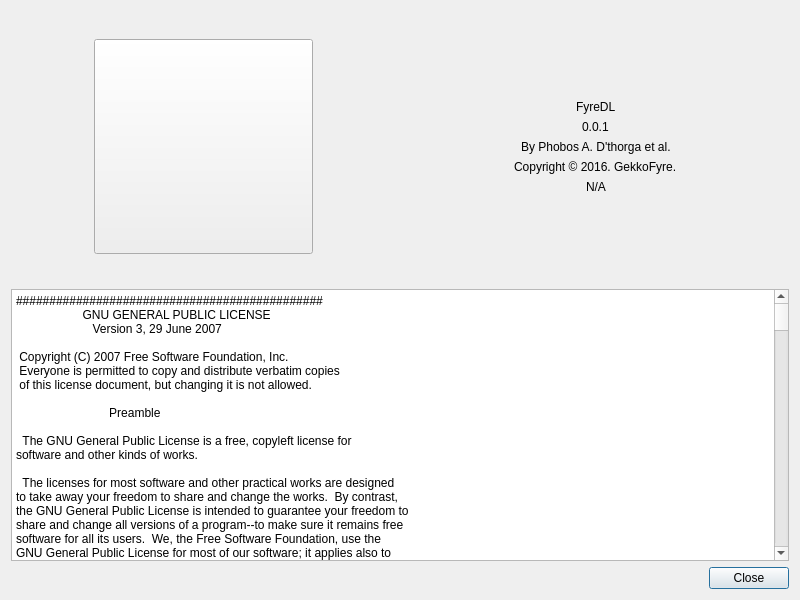
The window that src/gui/about.ui (GekkoFyre/FyreDL) describes before a commit, drawn with Qt 5.
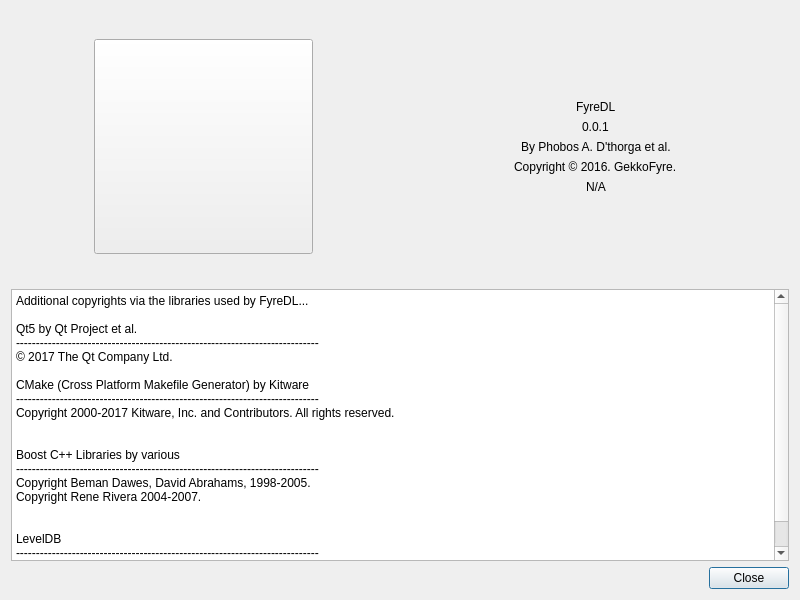
The same window after the commit. Icons and pictures are not drawn.

Commit message: * Made a few changes to the credits and reporting on what other libraries are used. More work on this is required.

Diff of the .ui file:
```diff
--- a/src/gui/about.ui
+++ b/src/gui/about.ui
@@ -123,712 +123,26 @@
        <item>
         <widget class="QPlainTextEdit" name="licensePlainTextEdit">
          <property name="plainText">
-          <string>##############################################
-                    GNU GENERAL PUBLIC LICENSE
-                       Version 3, 29 June 2007
+          <string>Additional copyrights via the libraries used by FyreDL...
 
- Copyright (C) 2007 Free Software Foundation, Inc. &lt;http://fsf.org/&gt;
- Everyone is permitted to copy and distribute verbatim copies
- of this license document, but changing it is not allowed.
+Qt5 by Qt Project et al.
+----------------------------------------------------------------------------
+© 2017 The Qt Company Ltd.
 
-                            Preamble
+CMake (Cross Platform Makefile Generator) by Kitware
+----------------------------------------------------------------------------
+Copyright 2000-2017 Kitware, Inc. and Contributors. All rights reserved.
 
-  The GNU General Public License is a free, copyleft license for
-software and other kinds of works.
 
-  The licenses for most software and other practical works are designed
-to take away your freedom to share and change the works.  By contrast,
-the GNU General Public License is intended to guarantee your freedom to
-share and change all versions of a program--to make sure it remains free
-software for all its users.  We, the Free Software Foundation, use the
-GNU General Public License for most of our software; it applies also to
-any other work released this way by its authors.  You can apply it to
-your programs, too.
+Boost C++ Libraries by various
+----------------------------------------------------------------------------
+Copyright Beman Dawes, David Abrahams, 1998-2005.
+Copyright Rene Rivera 2004-2007.
 
-  When we speak of free software, we are referring to freedom, not
-price.  Our General Public Licenses are designed to make sure that you
-have the freedom to distribute copies of free software (and charge for
-them if you wish), that you receive source code or can get it if you
-want it, that you can change the software or use pieces of it in new
-free programs, and that you know you can do these things.
 
-  To protect your rights, we need to prevent others from denying you
-these rights or asking you to surrender the rights.  Therefore, you have
-certain responsibilities if you distribute copies of the software, or if
-you modify it: responsibilities to respect the freedom of others.
-
-  For example, if you distribute copies of such a program, whether
-gratis or for a fee, you must pass on to the recipients the same
-freedoms that you received.  You must make sure that they, too, receive
-or can get the source code.  And you must show them these terms so they
-know their rights.
-
-  Developers that use the GNU GPL protect your rights with two steps:
-(1) assert copyright on the software, and (2) offer you this License
-giving you legal permission to copy, distribute and/or modify it.
-
-  For the developers' and authors' protection, the GPL clearly explains
-that there is no warranty for this free software.  For both users' and
-authors' sake, the GPL requires that modified versions be marked as
-changed, so that their problems will not be attributed erroneously to
-authors of previous versions.
-
-  Some devices are designed to deny users access to install or run
-modified versions of the software inside them, although the manufacturer
-can do so.  This is fundamentally incompatible with the aim of
-protecting users' freedom to change the software.  The systematic
-pattern of such abuse occurs in the area of products for individuals to
-use, which is precisely where it is most unacceptable.  Therefore, we
-have designed this version of the GPL to prohibit the practice for those
-products.  If such problems arise substantially in other domains, we
-stand ready to extend this provision to those domains in future versions
-of the GPL, as needed to protect the freedom of users.
-
-  Finally, every program is threatened constantly by software patents.
-States should not allow patents to restrict development and use of
-software on general-purpose computers, but in those that do, we wish to
-avoid the special danger that patents applied to a free program could
-make it effectively proprietary.  To prevent this, the GPL assures that
-patents cannot be used to render FyreDL non-free.
-
-  The precise terms and conditions for copying, distribution and
-modification follow.
-
-                       TERMS AND CONDITIONS
-
-  0. Definitions.
-
-  &quot;This License&quot; refers to version 3 of the GNU General Public License.
-
-  &quot;Copyright&quot; also means copyright-like laws that apply to other kinds of
-works, such as semiconductor masks.
-
-  &quot;FyreDL&quot; refers to any copyrightable work licensed under this
-License.  Each licensee is addressed as &quot;you&quot;.  &quot;Licensees&quot; and
-&quot;recipients&quot; may be individuals or organizations.
-
-  To &quot;modify&quot; a work means to copy from or adapt all or part of the work
-in a fashion requiring copyright permission, other than the making of an
-exact copy.  The resulting work is called a &quot;modified version&quot; of the
-earlier work or a work &quot;based on&quot; the earlier work.
-
-  A &quot;covered work&quot; means either the unmodified Program or a work based
-on FyreDL.
-
-  To &quot;propagate&quot; a work means to do anything with it that, without
-permission, would make you directly or secondarily liable for
-infringement under applicable copyright law, except executing it on a
-computer or modifying a private copy.  Propagation includes copying,
-distribution (with or without modification), making available to the
-public, and in some countries other activities as well.
-
-  To &quot;convey&quot; a work means any kind of propagation that enables other
-parties to make or receive copies.  Mere interaction with a user through
-a computer network, with no transfer of a copy, is not conveying.
-
-  An interactive user interface displays &quot;Appropriate Legal Notices&quot;
-to the extent that it includes a convenient and prominently visible
-feature that (1) displays an appropriate copyright notice, and (2)
-tells the user that there is no warranty for the work (except to the
-extent that warranties are provided), that licensees may convey the
-work under this License, and how to view a copy of this License.  If
-the interface presents a list of user commands or options, such as a
-menu, a prominent item in the list meets this criterion.
-
-  1. Source Code.
-
-  The &quot;source code&quot; for a work means the preferred form of the work
-for making modifications to it.  &quot;Object code&quot; means any non-source
-form of a work.
-
-  A &quot;Standard Interface&quot; means an interface that either is an official
-standard defined by a recognized standards body, or, in the case of
-interfaces specified for a particular programming language, one that
-is widely used among developers working in that language.
-
-  The &quot;System Libraries&quot; of an executable work include anything, other
-than the work as a whole, that (a) is included in the normal form of
-packaging a Major Component, but which is not part of that Major
-Component, and (b) serves only to enable use of the work with that
-Major Component, or to implement a Standard Interface for which an
-implementation is available to the public in source code form.  A
-&quot;Major Component&quot;, in this context, means a major essential component
-(kernel, window system, and so on) of the specific operating system
-(if any) on which the executable work runs, or a compiler used to
-produce the work, or an object code interpreter used to run it.
-
-  The &quot;Corresponding Source&quot; for a work in object code form means all
-the source code needed to generate, install, and (for an executable
-work) run the object code and to modify the work, including scripts to
-control those activities.  However, it does not include the work's
-System Libraries, or general-purpose tools or generally available free
-programs which are used unmodified in performing those activities but
-which are not part of the work.  For example, Corresponding Source
-includes interface definition files associated with source files for
-the work, and the source code for shared libraries and dynamically
-linked subprograms that the work is specifically designed to require,
-such as by intimate data communication or control flow between those
-subprograms and other parts of the work.
-
-  The Corresponding Source need not include anything that users
-can regenerate automatically from other parts of the Corresponding
-Source.
-
-  The Corresponding Source for a work in source code form is that
-same work.
-
-  2. Basic Permissions.
-
-  All rights granted under this License are granted for the term of
-copyright on FyreDL, and are irrevocable provided the stated
-conditions are met.  This License explicitly affirms your unlimited
-permission to run the unmodified Program.  The output from running a
-covered work is covered by this License only if the output, given its
-content, constitutes a covered work.  This License acknowledges your
-rights of fair use or other equivalent, as provided by copyright law.
-
-  You may make, run and propagate covered works that you do not
-convey, without conditions so long as your license otherwise remains
-in force.  You may convey covered works to others for the sole purpose
-of having them make modifications exclusively for you, or provide you
-with facilities for running those works, provided that you comply with
-the terms of this License in conveying all material for which you do
-not control copyright.  Those thus making or running the covered works
-for you must do so exclusively on your behalf, under your direction
-and control, on terms that prohibit them from making any copies of
-your copyrighted material outside their relationship with you.
-
-  Conveying under any other circumstances is permitted solely under
-the conditions stated below.  Sublicensing is not allowed; section 10
-makes it unnecessary.
-
-  3. Protecting Users' Legal Rights From Anti-Circumvention Law.
-
-  No covered work shall be deemed part of an effective technological
-measure under any applicable law fulfilling obligations under article
-11 of the WIPO copyright treaty adopted on 20 December 1996, or
-similar laws prohibiting or restricting circumvention of such
-measures.
-
-  When you convey a covered work, you waive any legal power to forbid
-circumvention of technological measures to the extent such circumvention
-is effected by exercising rights under this License with respect to
-the covered work, and you disclaim any intention to limit operation or
-modification of the work as a means of enforcing, against the work's
-users, your or third parties' legal rights to forbid circumvention of
-technological measures.
-
-  4. Conveying Verbatim Copies.
-
-  You may convey verbatim copies of FyreDL's source code as you
-receive it, in any medium, provided that you conspicuously and
-appropriately publish on each copy an appropriate copyright notice;
-keep intact all notices stating that this License and any
-non-permissive terms added in accord with section 7 apply to the code;
-keep intact all notices of the absence of any warranty; and give all
-recipients a copy of this License along with FyreDL.
-
-  You may charge any price or no price for each copy that you convey,
-and you may offer support or warranty protection for a fee.
-
-  5. Conveying Modified Source Versions.
-
-  You may convey a work based on FyreDL, or the modifications to
-produce it from FyreDL, in the form of source code under the
-terms of section 4, provided that you also meet all of these conditions:
-
-    a) The work must carry prominent notices stating that you modified
-    it, and giving a relevant date.
-
-    b) The work must carry prominent notices stating that it is
-    released under this License and any conditions added under section
-    7.  This requirement modifies the requirement in section 4 to
-    &quot;keep intact all notices&quot;.
-
-    c) You must license the entire work, as a whole, under this
-    License to anyone who comes into possession of a copy.  This
-    License will therefore apply, along with any applicable section 7
-    additional terms, to the whole of the work, and all its parts,
-    regardless of how they are packaged.  This License gives no
-    permission to license the work in any other way, but it does not
-    invalidate such permission if you have separately received it.
-
-    d) If the work has interactive user interfaces, each must display
-    Appropriate Legal Notices; however, if FyreDL has interactive
-    interfaces that do not display Appropriate Legal Notices, your
-    work need not make them do so.
-
-  A compilation of a covered work with other separate and independent
-works, which are not by their nature extensions of the covered work,
-and which are not combined with it such as to form a larger program,
-in or on a volume of a storage or distribution medium, is called an
-&quot;aggregate&quot; if the compilation and its resulting copyright are not
-used to limit the access or legal rights of the compilation's users
-beyond what the individual works permit.  Inclusion of a covered work
-in an aggregate does not cause this License to apply to the other
-parts of the aggregate.
-
-  6. Conveying Non-Source Forms.
-
-  You may convey a covered work in object code form under the terms
-of sections 4 and 5, provided that you also convey the
-machine-readable Corresponding Source under the terms of this License,
-in one of these ways:
-
-    a) Convey the object code in, or embodied in, a physical product
-    (including a physical distribution medium), accompanied by the
-    Corresponding Source fixed on a durable physical medium
-    customarily used for software interchange.
-
-    b) Convey the object code in, or embodied in, a physical product
-    (including a physical distribution medium), accompanied by a
-    written offer, valid for at least three years and valid for as
-    long as you offer spare parts or customer support for that product
-    model, to give anyone who possesses the object code either (1) a
-    copy of the Corresponding Source for all the software in the
-    product that is covered by this License, on a durable physical
-    medium customarily used for software interchange, for a price no
-    more than your reasonable cost of physically performing this
-    conveying of source, or (2) access to copy the
-    Corresponding Source from a network server at no charge.
-
-    c) Convey individual copies of the object code with a copy of the
-    written offer to provide the Corresponding Source.  This
-    alternative is allowed only occasionally and noncommercially, and
-    only if you received the object code with such an offer, in accord
-    with subsection 6b.
-
-    d) Convey the object code by offering access from a designated
-    place (gratis or for a charge), and offer equivalent access to the
-    Corresponding Source in the same way through the same place at no
-    further charge.  You need not require recipients to copy the
-    Corresponding Source along with the object code.  If the place to
-    copy the object code is a network server, the Corresponding Source
-    may be on a different server (operated by you or a third party)
-    that supports equivalent copying facilities, provided you maintain
-    clear directions next to the object code saying where to find the
-    Corresponding Source.  Regardless of what server hosts the
-    Corresponding Source, you remain obligated to ensure that it is
-    available for as long as needed to satisfy these requirements.
-
-    e) Convey the object code using peer-to-peer transmission, provided
-    you inform other peers where the object code and Corresponding
-    Source of the work are being offered to the general public at no
-    charge under subsection 6d.
-
-  A separable portion of the object code, whose source code is excluded
-from the Corresponding Source as a System Library, need not be
-included in conveying the object code work.
-
-  A &quot;User Product&quot; is either (1) a &quot;consumer product&quot;, which means any
-tangible personal property which is normally used for personal, family,
-or household purposes, or (2) anything designed or sold for incorporation
-into a dwelling.  In determining whether a product is a consumer product,
-doubtful cases shall be resolved in favor of coverage.  For a particular
-product received by a particular user, &quot;normally used&quot; refers to a
-typical or common use of that class of product, regardless of the status
-of the particular user or of the way in which the particular user
-actually uses, or expects or is expected to use, the product.  A product
-is a consumer product regardless of whether the product has substantial
-commercial, industrial or non-consumer uses, unless such uses represent
-the only significant mode of use of the product.
-
-  &quot;Installation Information&quot; for a User Product means any methods,
-procedures, authorization keys, or other information required to install
-and execute modified versions of a covered work in that User Product from
-a modified version of its Corresponding Source.  The information must
-suffice to ensure that the continued functioning of the modified object
-code is in no case prevented or interfered with solely because
-modification has been made.
-
-  If you convey an object code work under this section in, or with, or
-specifically for use in, a User Product, and the conveying occurs as
-part of a transaction in which the right of possession and use of the
-User Product is transferred to the recipient in perpetuity or for a
-fixed term (regardless of how the transaction is characterized), the
-Corresponding Source conveyed under this section must be accompanied
-by the Installation Information.  But this requirement does not apply
-if neither you nor any third party retains the ability to install
-modified object code on the User Product (for example, the work has
-been installed in ROM).
-
-  The requirement to provide Installation Information does not include a
-requirement to continue to provide support service, warranty, or updates
-for a work that has been modified or installed by the recipient, or for
-the User Product in which it has been modified or installed.  Access to a
-network may be denied when the modification itself materially and
-adversely affects the operation of the network or violates the rules and
-protocols for communication across the network.
-
-  Corresponding Source conveyed, and Installation Information provided,
-in accord with this section must be in a format that is publicly
-documented (and with an implementation available to the public in
-source code form), and must require no special password or key for
-unpacking, reading or copying.
-
-  7. Additional Terms.
-
-  &quot;Additional permissions&quot; are terms that supplement the terms of this
-License by making exceptions from one or more of its conditions.
-Additional permissions that are applicable to the entire Program shall
-be treated as though they were included in this License, to the extent
-that they are valid under applicable law.  If additional permissions
-apply only to part of FyreDL, that part may be used separately
-under those permissions, but the entire Program remains governed by
-this License without regard to the additional permissions.
-
-  When you convey a copy of a covered work, you may at your option
-remove any additional permissions from that copy, or from any part of
-it.  (Additional permissions may be written to require their own
-removal in certain cases when you modify the work.)  You may place
-additional permissions on material, added by you to a covered work,
-for which you have or can give appropriate copyright permission.
-
-  Notwithstanding any other provision of this License, for material you
-add to a covered work, you may (if authorized by the copyright holders of
-that material) supplement the terms of this License with terms:
-
-    a) Disclaiming warranty or limiting liability differently from the
-    terms of sections 15 and 16 of this License; or
-
-    b) Requiring preservation of specified reasonable legal notices or
-    author attributions in that material or in the Appropriate Legal
-    Notices displayed by works containing it; or
-
-    c) Prohibiting misrepresentation of the origin of that material, or
-    requiring that modified versions of such material be marked in
-    reasonable ways as different from the original version; or
-
-    d) Limiting the use for publicity purposes of names of licensors or
-    authors of the material; or
-
-    e) Declining to grant rights under trademark law for use of some
-    trade names, trademarks, or service marks; or
-
-    f) Requiring indemnification of licensors and authors of that
-    material by anyone who conveys the material (or modified versions of
-    it) with contractual assumptions of liability to the recipient, for
-    any liability that these contractual assumptions directly impose on
-    those licensors and authors.
-
-  All other non-permissive additional terms are considered &quot;further
-restrictions&quot; within the meaning of section 10.  If FyreDL as you
-received it, or any part of it, contains a notice stating that it is
-governed by this License along with a term that is a further
-restriction, you may remove that term.  If a license document contains
-a further restriction but permits relicensing or conveying under this
-License, you may add to a covered work material governed by the terms
-of that license document, provided that the further restriction does
-not survive such relicensing or conveying.
-
-  If you add terms to a covered work in accord with this section, you
-must place, in the relevant source files, a statement of the
-additional terms that apply to those files, or a notice indicating
-where to find the applicable terms.
-
-  Additional terms, permissive or non-permissive, may be stated in the
-form of a separately written license, or stated as exceptions;
-the above requirements apply either way.
-
-  8. Termination.
-
-  You may not propagate or modify a covered work except as expressly
-provided under this License.  Any attempt otherwise to propagate or
-modify it is void, and will automatically terminate your rights under
-this License (including any patent licenses granted under the third
-paragraph of section 11).
-
-  However, if you cease all violation of this License, then your
-license from a particular copyright holder is reinstated (a)
-provisionally, unless and until the copyright holder explicitly and
-finally terminates your license, and (b) permanently, if the copyright
-holder fails to notify you of the violation by some reasonable means
-prior to 60 days after the cessation.
-
-  Moreover, your license from a particular copyright holder is
-reinstated permanently if the copyright holder notifies you of the
-violation by some reasonable means, this is the first time you have
-received notice of violation of this License (for any work) from that
-copyright holder, and you cure the violation prior to 30 days after
-your receipt of the notice.
-
-  Termination of your rights under this section does not terminate the
-licenses of parties who have received copies or rights from you under
-this License.  If your rights have been terminated and not permanently
-reinstated, you do not qualify to receive new licenses for the same
-material under section 10.
-
-  9. Acceptance Not Required for Having Copies.
-
-  You are not required to accept this License in order to receive or
-run a copy of FyreDL.  Ancillary propagation of a covered work
-occurring solely as a consequence of using peer-to-peer transmission
-to receive a copy likewise does not require acceptance.  However,
-nothing other than this License grants you permission to propagate or
-modify any covered work.  These actions infringe copyright if you do
-not accept this License.  Therefore, by modifying or propagating a
-covered work, you indicate your acceptance of this License to do so.
-
-  10. Automatic Licensing of Downstream Recipients.
-
-  Each time you convey a covered work, the recipient automatically
-receives a license from the original licensors, to run, modify and
-propagate that work, subject to this License.  You are not responsible
-for enforcing compliance by third parties with this License.
-
-  An &quot;entity transaction&quot; is a transaction transferring control of an
-organization, or substantially all assets of one, or subdividing an
-organization, or merging organizations.  If propagation of a covered
-work results from an entity transaction, each party to that
-transaction who receives a copy of the work also receives whatever
-licenses to the work the party's predecessor in interest had or could
-give under the previous paragraph, plus a right to possession of the
-Corresponding Source of the work from the predecessor in interest, if
-the predecessor has it or can get it with reasonable efforts.
-
-  You may not impose any further restrictions on the exercise of the
-rights granted or affirmed under this License.  For example, you may
-not impose a license fee, royalty, or other charge for exercise of
-rights granted under this License, and you may not initiate litigation
-(including a cross-claim or counterclaim in a lawsuit) alleging that
-any patent claim is infringed by making, using, selling, offering for
-sale, or importing FyreDL or any portion of it.
-
-  11. Patents.
-
-  A &quot;contributor&quot; is a copyright holder who authorizes use under this
-License of FyreDL or a work on which FyreDL is based.  The
-work thus licensed is called the contributor's &quot;contributor version&quot;.
-
-  A contributor's &quot;essential patent claims&quot; are all patent claims
-owned or controlled by the contributor, whether already acquired or
-hereafter acquired, that would be infringed by some manner, permitted
-by this License, of making, using, or selling its contributor version,
-but do not include claims that would be infringed only as a
-consequence of further modification of the contributor version.  For
-purposes of this definition, &quot;control&quot; includes the right to grant
-patent sublicenses in a manner consistent with the requirements of
-this License.
-
-  Each contributor grants you a non-exclusive, worldwide, royalty-free
-patent license under the contributor's essential patent claims, to
-make, use, sell, offer for sale, import and otherwise run, modify and
-propagate the contents of its contributor version.
-
-  In the following three paragraphs, a &quot;patent license&quot; is any express
-agreement or commitment, however denominated, not to enforce a patent
-(such as an express permission to practice a patent or covenant not to
-sue for patent infringement).  To &quot;grant&quot; such a patent license to a
-party means to make such an agreement or commitment not to enforce a
-patent against the party.
-
-  If you convey a covered work, knowingly relying on a patent license,
-and the Corresponding Source of the work is not available for anyone
-to copy, free of charge and under the terms of this License, through a
-publicly available network server or other readily accessible means,
-then you must either (1) cause the Corresponding Source to be so
-available, or (2) arrange to deprive yourself of the benefit of the
-patent license for this particular work, or (3) arrange, in a manner
-consistent with the requirements of this License, to extend the patent
-license to downstream recipients.  &quot;Knowingly relying&quot; means you have
-actual knowledge that, but for the patent license, your conveying the
-covered work in a country, or your recipient's use of the covered work
-in a country, would infringe one or more identifiable patents in that
-country that you have reason to believe are valid.
-
-  If, pursuant to or in connection with a single transaction or
-arrangement, you convey, or propagate by procuring conveyance of, a
-covered work, and grant a patent license to some of the parties
-receiving the covered work authorizing them to use, propagate, modify
-or convey a specific copy of the covered work, then the patent license
-you grant is automatically extended to all recipients of the covered
-work and works based on it.
-
-  A patent license is &quot;discriminatory&quot; if it does not include within
-the scope of its coverage, prohibits the exercise of, or is
-conditioned on the non-exercise of one or more of the rights that are
-specifically granted under this License.  You may not convey a covered
-work if you are a party to an arrangement with a third party that is
-in the business of distributing software, under which you make payment
-to the third party based on the extent of your activity of conveying
-the work, and under which the third party grants, to any of the
-parties who would receive the covered work from you, a discriminatory
-patent license (a) in connection with copies of the covered work
-conveyed by you (or copies made from those copies), or (b) primarily
-for and in connection with specific products or compilations that
-contain the covered work, unless you entered into that arrangement,
-or that patent license was granted, prior to 28 March 2007.
-
-  Nothing in this License shall be construed as excluding or limiting
-any implied license or other defenses to infringement that may
-otherwise be available to you under applicable patent law.
-
-  12. No Surrender of Others' Freedom.
-
-  If conditions are imposed on you (whether by court order, agreement or
-otherwise) that contradict the conditions of this License, they do not
-excuse you from the conditions of this License.  If you cannot convey a
-covered work so as to satisfy simultaneously your obligations under this
-License and any other pertinent obligations, then as a consequence you may
-not convey it at all.  For example, if you agree to terms that obligate you
-to collect a royalty for further conveying from those to whom you convey
-FyreDL, the only way you could satisfy both those terms and this
-License would be to refrain entirely from conveying FyreDL.
-
-  13. Use with the GNU Affero General Public License.
-
-  Notwithstanding any other provision of this License, you have
-permission to link or combine any covered work with a work licensed
-under version 3 of the GNU Affero General Public License into a single
-combined work, and to convey the resulting work.  The terms of this
-License will continue to apply to the part which is the covered work,
-but the special requirements of the GNU Affero General Public License,
-section 13, concerning interaction through a network will apply to the
-combination as such.
-
-  14. Revised Versions of this License.
-
-  The Free Software Foundation may publish revised and/or new versions of
-the GNU General Public License from time to time.  Such new versions will
-be similar in spirit to the present version, but may differ in detail to
-address new problems or concerns.
-
-  Each version is given a distinguishing version number.  If the
-Program specifies that a certain numbered version of the GNU General
-Public License &quot;or any later version&quot; applies to it, you have the
-option of following the terms and conditions either of that numbered
-version or of any later version published by the Free Software
-Foundation.  If FyreDL does not specify a version number of the
-GNU General Public License, you may choose any version ever published
-by the Free Software Foundation.
-
-  If FyreDL specifies that a proxy can decide which future
-versions of the GNU General Public License can be used, that proxy's
-public statement of acceptance of a version permanently authorizes you
-to choose that version for FyreDL.
-
-  Later license versions may give you additional or different
-permissions.  However, no additional obligations are imposed on any
-author or copyright holder as a result of your choosing to follow a
-later version.
-
-  15. Disclaimer of Warranty.
-
-  THERE IS NO WARRANTY FOR FyreDL, TO THE EXTENT PERMITTED BY
-APPLICABLE LAW.  EXCEPT WHEN OTHERWISE STATED IN WRITING THE COPYRIGHT
-HOLDERS AND/OR OTHER PARTIES PROVIDE FyreDL &quot;AS IS&quot; WITHOUT WARRANTY
-OF ANY KIND, EITHER EXPRESSED OR IMPLIED, INCLUDING, BUT NOT LIMITED TO,
-THE IMPLIED WARRANTIES OF MERCHANTABILITY AND FITNESS FOR A PARTICULAR
-PURPOSE.  THE ENTIRE RISK AS TO THE QUALITY AND PERFORMANCE OF FyreDL
-IS WITH YOU.  SHOULD FyreDL PROVE DEFECTIVE, YOU ASSUME THE COST OF
-ALL NECESSARY SERVICING, REPAIR OR CORRECTION.
-
-  16. Limitation of Liability.
-
-  IN NO EVENT UNLESS REQUIRED BY APPLICABLE LAW OR AGREED TO IN WRITING
-WILL ANY COPYRIGHT HOLDER, OR ANY OTHER PARTY WHO MODIFIES AND/OR CONVEYS
-FyreDL AS PERMITTED ABOVE, BE LIABLE TO YOU FOR DAMAGES, INCLUDING ANY
-GENERAL, SPECIAL, INCIDENTAL OR CONSEQUENTIAL DAMAGES ARISING OUT OF THE
-USE OR INABILITY TO USE FyreDL (INCLUDING BUT NOT LIMITED TO LOSS OF
-DATA OR DATA BEING RENDERED INACCURATE OR LOSSES SUSTAINED BY YOU OR THIRD
-PARTIES OR A FAILURE OF FyreDL TO OPERATE WITH ANY OTHER PROGRAMS),
-EVEN IF SUCH HOLDER OR OTHER PARTY HAS BEEN ADVISED OF THE POSSIBILITY OF
-SUCH DAMAGES.
-
-  17. Interpretation of Sections 15 and 16.
-
-  If the disclaimer of warranty and limitation of liability provided
-above cannot be given local legal effect according to their terms,
-reviewing courts shall apply local law that most closely approximates
-an absolute waiver of all civil liability in connection with the
-Program, unless a warranty or assumption of liability accompanies a
-copy of FyreDL in return for a fee.
-
-                     END OF TERMS AND CONDITIONS
-
-            How to Apply These Terms to Your New Programs
-
-  If you develop a new program, and you want it to be of the greatest
-possible use to the public, the best way to achieve this is to make it
-free software which everyone can redistribute and change under these terms.
-
-  To do so, attach the following notices to FyreDL.  It is safest
-to attach them to the start of each source file to most effectively
-state the exclusion of warranty; and each file should have at least
-the &quot;copyright&quot; line and a pointer to where the full notice is found.
-
-    A fast, secure and advanced download manager for your HTTP(S)/FTP(S)/
-    BitTorrent needs.
-    Copyright (C) 2016  Phobos A. D'thorga et al.
-
-    This program is free software: you can redistribute it and/or modify
-    it under the terms of the GNU General Public License as published by
-    the Free Software Foundation, either version 3 of the License, or
-    (at your option) any later version.
-
-    This program is distributed in the hope that it will be useful,
-    but WITHOUT ANY WARRANTY; without even the implied warranty of
-    MERCHANTABILITY or FITNESS FOR A PARTICULAR PURPOSE.  See the
-    GNU General Public License for more details.
-
-    You should have received a copy of the GNU General Public License
-    along with this program.  If not, see &lt;http://www.gnu.org/licenses/&gt;.
-
-Also add information on how to contact you by electronic and paper mail.
-
-  If FyreDL does terminal interaction, make it output a short
-notice like this when it starts in an interactive mode:
-
-    FyreDL  Copyright (C) 2016  Phobos A. D'thorga et al.
-    This program comes with ABSOLUTELY NO WARRANTY; for details type `show w'.
-    This is free software, and you are welcome to redistribute it
-    under certain conditions; type `show c' for details.
-
-The hypothetical commands `show w' and `show c' should show the appropriate
-parts of the General Public License.  Of course, your program's commands
-might be different; for a GUI interface, you would use an &quot;about box&quot;.
-
-  You should also get your employer (if you work as a programmer) or school,
-if any, to sign a &quot;copyright disclaimer&quot; for FyreDL, if necessary.
-For more information on this, and how to apply and follow the GNU GPL, see
-&lt;http://www.gnu.org/licenses/&gt;.
-
-  The GNU General Public License does not permit incorporating your program
-into proprietary programs.  If your program is a subroutine library, you
-may consider it more useful to permit linking proprietary applications with
-the library.  If this is what you want to do, use the GNU Lesser General
-Public License instead of this License.  But first, please read
-&lt;http://www.gnu.org/philosophy/why-not-lgpl.html&gt;.
-
-##############################################
-
-Copyright (c) 2015, ben-strasser
-All rights reserved.
-
-Redistribution and use in source and binary forms, with or without
-modification, are permitted provided that the following conditions are met:
-
-* Redistributions of source code must retain the above copyright notice, this
-  list of conditions and the following disclaimer.
-
-* Redistributions in binary form must reproduce the above copyright notice,
-  this list of conditions and the following disclaimer in the documentation
-  and/or other materials provided with the distribution.
-
-* Neither the name of fast-cpp-csv-parser nor the names of its
-  contributors may be used to endorse or promote products derived from
-  this software without specific prior written permission.
-
-THIS SOFTWARE IS PROVIDED BY THE COPYRIGHT HOLDERS AND CONTRIBUTORS &quot;AS IS&quot;
-AND ANY EXPRESS OR IMPLIED WARRANTIES, INCLUDING, BUT NOT LIMITED TO, THE
-IMPLIED WARRANTIES OF MERCHANTABILITY AND FITNESS FOR A PARTICULAR PURPOSE ARE
-DISCLAIMED. IN NO EVENT SHALL THE COPYRIGHT HOLDER OR CONTRIBUTORS BE LIABLE
-FOR ANY DIRECT, INDIRECT, INCIDENTAL, SPECIAL, EXEMPLARY, OR CONSEQUENTIAL
-DAMAGES (INCLUDING, BUT NOT LIMITED TO, PROCUREMENT OF SUBSTITUTE GOODS OR
-SERVICES; LOSS OF USE, DATA, OR PROFITS; OR BUSINESS INTERRUPTION) HOWEVER
-CAUSED AND ON ANY THEORY OF LIABILITY, WHETHER IN CONTRACT, STRICT LIABILITY,
-OR TORT (INCLUDING NEGLIGENCE OR OTHERWISE) ARISING IN ANY WAY OUT OF THE USE
-OF THIS SOFTWARE, EVEN IF ADVISED OF THE POSSIBILITY OF SUCH DAMAGE.</string>
+LevelDB
+----------------------------------------------------------------------------
+Copyright (c) 2012 The LevelDB Authors. All rights reserved.</string>
          </property>
         </widget>
        </item>
```
The commit also changes 4 other files.
